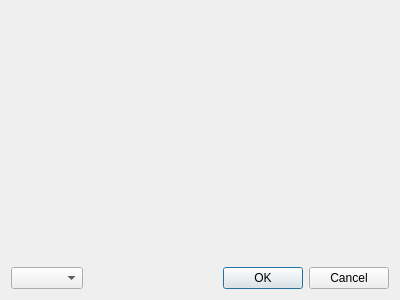
Qt form app/gui/plugin_settings_dialog.ui (Kolcha/DigitalClock5) before a commit.
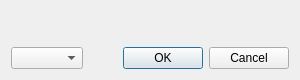
The same form after that commit.

```diff
--- a/app/gui/plugin_settings_dialog.ui
+++ b/app/gui/plugin_settings_dialog.ui
@@ -6,8 +6,8 @@
    <rect>
     <x>0</x>
     <y>0</y>
-    <width>400</width>
-    <height>300</height>
+    <width>300</width>
+    <height>80</height>
    </rect>
   </property>
   <layout class="QGridLayout" name="gridLayout">
```
